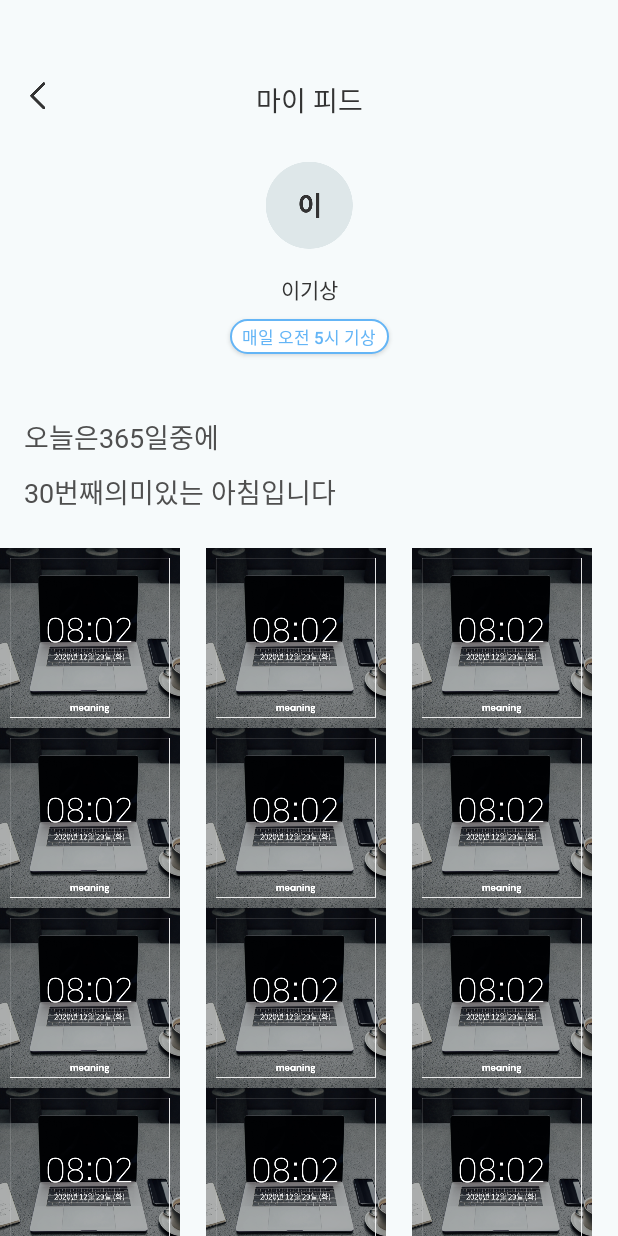
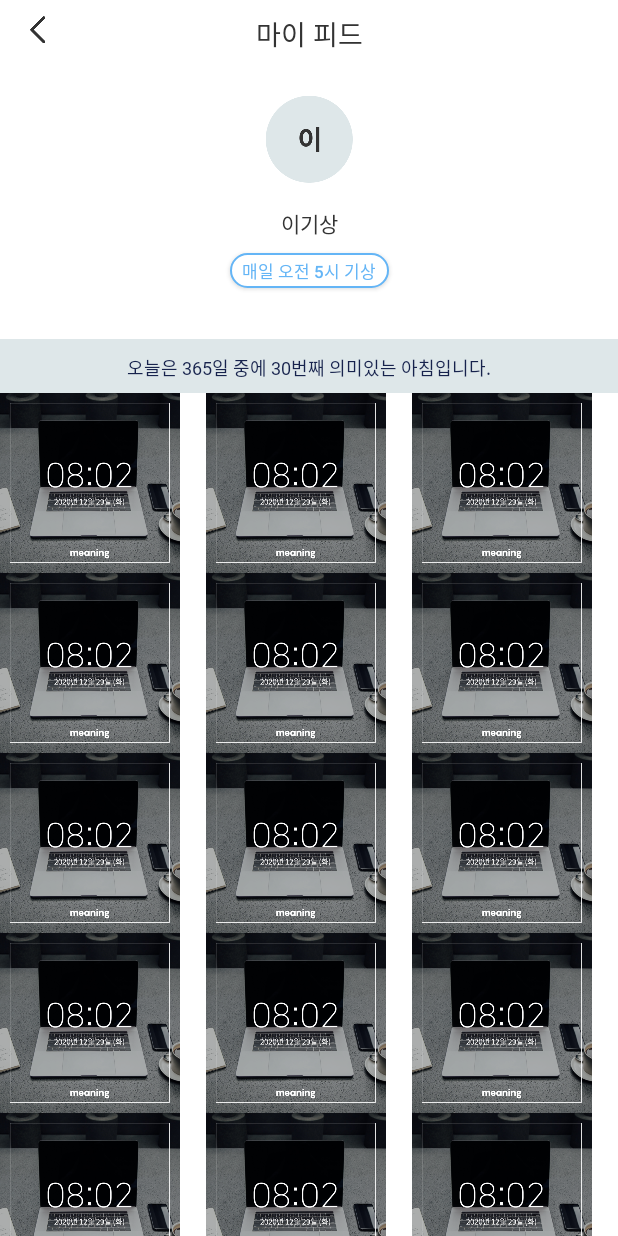
Before and after one commit to nneaning/meaning_Android, an Android app: the screen it shows after launch (MyFeedMainActivity), on a phone screen of 412 x 824 dp. Run offline under Robolectric (Android 15) with nearby library versions, the phone set to English and light mode, and no system bars; our stand-ins replace data binding; 1 statement that could not run was skipped.

Commit message:
Inflate my feed main (#22)
* [refactor] MyFeed 메인 페이지  레이아웃 수정

마이피드 메인 페이지 레이아웃 수정

Related to : #21

* [refactor] MyFeed 메인페이지 코드 수정

리사이클러뷰 관련 코드 수정

```diff
--- a/app/src/main/java/meaning/morning/Presentation/MyFeedMainActivity.kt
+++ b/app/src/main/java/meaning/morning/Presentation/MyFeedMainActivity.kt
@@ -27,30 +27,31 @@ class MyFeedMainActivity : AppCompatActivity() {
     }
 
     private fun setPictureRcv(){
+        var myFeedPictureData = mutableListOf<MyFeedPictureData>()
         val myFeedPictureAdapter = MyFeedPictureAdapter(this)
-        binding.rcvMyfeed.layoutManager = GridLayoutManager(this,3)
-        binding.rcvMyfeed.adapter = myFeedPictureAdapter
-        myFeedPictureAdapter.data = mutableListOf(
-           MyFeedPictureData(R.drawable.image_16),
-            MyFeedPictureData(R.drawable.image_16),
-            MyFeedPictureData(R.drawable.image_16),
-            MyFeedPictureData(R.drawable.image_16),
-            MyFeedPictureData(R.drawable.image_16),
-            MyFeedPictureData(R.drawable.image_16),
-            MyFeedPictureData(R.drawable.image_16),
-            MyFeedPictureData(R.drawable.image_16),
-            MyFeedPictureData(R.drawable.image_16),
-            MyFeedPictureData(R.drawable.image_16),
-            MyFeedPictureData(R.drawable.image_16),
-            MyFeedPictureData(R.drawable.image_16),
-            MyFeedPictureData(R.drawable.image_16),
-            MyFeedPictureData(R.drawable.image_16),
-            MyFeedPictureData(R.drawable.image_16),
-            MyFeedPictureData(R.drawable.image_16),
-            MyFeedPictureData(R.drawable.image_16),
-            MyFeedPictureData(R.drawable.image_16)
-        )
-        myFeedPictureAdapter.notifyDataSetChanged()
+        binding.rcvMyfeed.apply {
+            layoutManager = GridLayoutManager(this@MyFeedMainActivity,3)
+            adapter = myFeedPictureAdapter
+        }
+
+        myFeedPictureData.apply {
+            add(MyFeedPictureData(R.drawable.image_16))
+            add(MyFeedPictureData(R.drawable.image_16))
+            add(MyFeedPictureData(R.drawable.image_16))
+            add(MyFeedPictureData(R.drawable.image_16))
+            add(MyFeedPictureData(R.drawable.image_16))
+            add(MyFeedPictureData(R.drawable.image_16))
+            add(MyFeedPictureData(R.drawable.image_16))
+            add(MyFeedPictureData(R.drawable.image_16))
+            add(MyFeedPictureData(R.drawable.image_16))
+            add(MyFeedPictureData(R.drawable.image_16))
+            add(MyFeedPictureData(R.drawable.image_16))
+            add(MyFeedPictureData(R.drawable.image_16))
+            add(MyFeedPictureData(R.drawable.image_16))
+            add(MyFeedPictureData(R.drawable.image_16))
+            add(MyFeedPictureData(R.drawable.image_16))
+        }
+        myFeedPictureAdapter.submitData(myFeedPictureData)
     }
 
 }
--- a/app/src/main/java/meaning/morning/Presentation/adapter/MyFeedPictureAdapter.kt
+++ b/app/src/main/java/meaning/morning/Presentation/adapter/MyFeedPictureAdapter.kt
@@ -23,6 +23,11 @@ class MyFeedPictureAdapter (private val context: Context) : RecyclerView.Adapter
         holder.onBind(data[position])
     }
 
+    fun submitData(list : List<MyFeedPictureData>){
+        data.addAll(list)
+        notifyDataSetChanged()
+    }
+
     class MyFeedPictureViewHolder(val binding : ItemListBinding) : RecyclerView.ViewHolder(binding.root){
         fun onBind(data : MyFeedPictureData){
             binding.pictureList = data
--- a/app/src/main/res/layout/activity_my_feed_main.xml
+++ b/app/src/main/res/layout/activity_my_feed_main.xml
@@ -13,14 +13,13 @@
     <androidx.constraintlayout.widget.ConstraintLayout
         android:layout_width="match_parent"
         android:layout_height="match_parent"
-        android:background="@color/meaning_ivory"
+        android:background="#ffffff"
         tools:context=".presentation.MyFeedMainActivity">
 
         <androidx.constraintlayout.widget.ConstraintLayout
             android:id="@+id/ct_top"
             android:layout_width="match_parent"
             android:layout_height="wrap_content"
-            android:layout_marginTop="44dp"
             app:layout_constraintEnd_toEndOf="parent"
             app:layout_constraintStart_toStartOf="parent"
             app:layout_constraintTop_toTopOf="parent">
@@ -72,8 +71,7 @@
                     <androidx.constraintlayout.widget.ConstraintLayout
                         android:id="@+id/ct_topbar"
                         android:layout_width="match_parent"
-                        android:layout_height="wrap_content"
-                        android:background="@color/meaning_ivory">
+                        android:layout_height="wrap_content">
 
 
                         <ImageView
@@ -116,68 +114,24 @@
                             app:layout_constraintTop_toBottomOf="@id/tv_myfeed_name" />
 
                         <TextView
-                            android:id="@+id/textView"
-                            android:layout_width="wrap_content"
+                            android:layout_width="match_parent"
                             android:layout_height="wrap_content"
-                            android:layout_marginStart="16dp"
-                            android:layout_marginTop="42dp"
-                            android:fontFamily="@font/spoqahansansneo_light"
+                            android:layout_marginTop="34dp"
+                            android:background="@color/meaning_lightblue"
+                            android:paddingTop="10dp"
+                            android:paddingBottom="8dp"
+                            android:fontFamily="@font/notosanskr_bold"
                             android:includeFontPadding="false"
-                            android:text="오늘은"
-                            android:textColor="@color/grey2"
-                            android:textSize="18sp"
+                            android:text="오늘은 365일 중에 30번째 의미있는 아침입니다."
+                            android:textAlignment="center"
+                            android:textColor="@color/meaning_navy"
+                            android:textSize="12sp"
+                            app:layout_constraintEnd_toEndOf="parent"
                             app:layout_constraintStart_toStartOf="parent"
                             app:layout_constraintTop_toBottomOf="@id/btn_date" />
 
-                        <TextView
-                            android:id="@+id/textView2"
-                            android:layout_width="wrap_content"
-                            android:layout_height="wrap_content"
-                            android:fontFamily="@font/spoqahansansneo_bold"
-                            android:includeFontPadding="false"
-                            android:text="365일"
-                            android:textColor="@color/grey2"
-                            android:textSize="18sp"
-                            app:layout_constraintStart_toEndOf="@id/textView"
-                            app:layout_constraintTop_toTopOf="@id/textView" />
-
-                        <TextView
-                            android:id="@+id/textView3"
-                            android:layout_width="wrap_content"
-                            android:layout_height="wrap_content"
-                            android:fontFamily="@font/spoqahansansneo_light"
-                            android:includeFontPadding="false"
-                            android:text="중에"
-                            android:textColor="@color/grey2"
-                            android:textSize="18sp"
-                            app:layout_constraintStart_toEndOf="@+id/textView2"
-                            app:layout_constraintTop_toTopOf="@+id/textView2" />
-
-                        <TextView
-                            android:id="@+id/textView4"
-                            android:layout_width="wrap_content"
-                            android:layout_height="wrap_content"
-                            android:layout_marginTop="10dp"
-                            android:fontFamily="@font/spoqahansansneo_bold"
-                            android:includeFontPadding="false"
-                            android:text="30번째"
-                            android:textColor="@color/grey2"
-                            android:textSize="18sp"
-                            app:layout_constraintStart_toStartOf="@id/textView"
-                            app:layout_constraintTop_toBottomOf="@id/textView" />
 
 
-                        <TextView
-                            android:id="@+id/textView5"
-                            android:layout_width="wrap_content"
-                            android:layout_height="wrap_content"
-                            android:fontFamily="@font/spoqahansansneo_light"
-                            android:includeFontPadding="false"
-                            android:text="의미있는 아침입니다"
-                            android:textColor="@color/grey2"
-                            android:textSize="18sp"
-                            app:layout_constraintStart_toEndOf="@id/textView4"
-                            app:layout_constraintTop_toTopOf="@id/textView4" />
 
                     </androidx.constraintlayout.widget.ConstraintLayout>
 
@@ -187,7 +141,7 @@
 
             <androidx.core.widget.NestedScrollView
                 android:layout_width="match_parent"
-                android:layout_height="wrap_content"
+                android:layout_height="match_parent"
                 app:layout_behavior="@string/appbar_scrolling_view_behavior"
                 app:layout_constraintBottom_toBottomOf="parent"
                 app:layout_constraintEnd_toEndOf="parent"
@@ -204,7 +158,6 @@
                         android:id="@+id/rcv_myfeed"
                         android:layout_width="match_parent"
                         android:layout_height="match_parent"
-                        android:layout_marginTop="24dp"
                         tools:listitem="@layout/item_list" />
 
                 </RelativeLayout>
```
